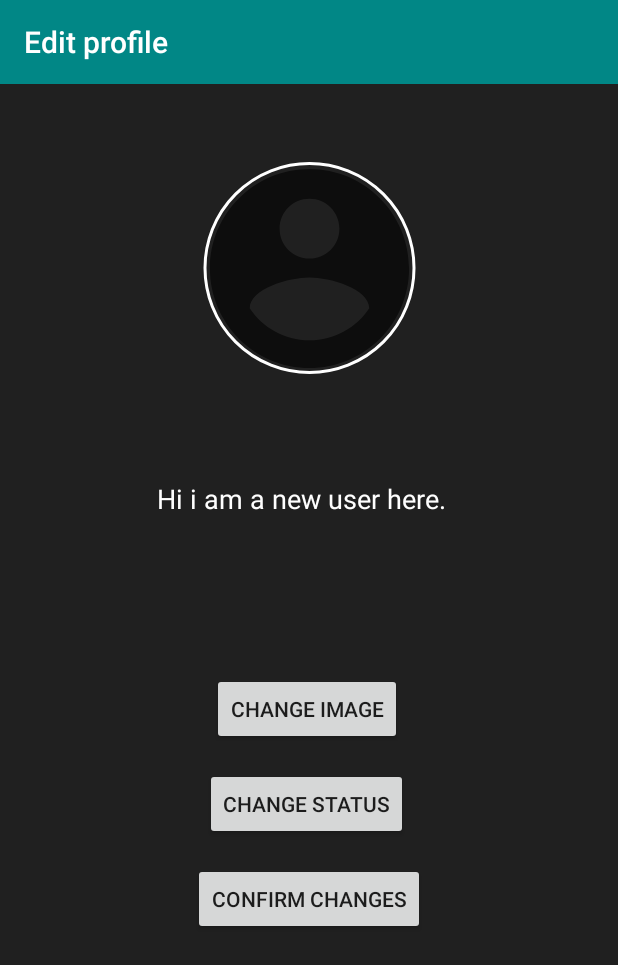
After one commit to GameOnAnil/ChatAppProject, an Android app: the EditProfile screen opened directly, with no data from a screen before it, on a phone screen of 412 x 824 dp. The commit adds this screen. Shown: the top 965 px of the screen. Run offline under Robolectric (Android 15) with nearby library versions, the phone set to English and light mode, and no system bars; our stand-ins replace CircleImageView, Firebase (no records; nobody signed in at launch, a user with empty details on screens opened directly); libraries missing offline, so code that uses them is left out: com.theartofdev.edmodo.

Commit message:
Added CreateProfile and EditProfile page Each page has image,username , status which is all stored in storage and realtime db. Image can be uploaded from gallary using cutom crop function

```diff
--- a/app/build.gradle
+++ b/app/build.gradle
@@ -30,8 +30,14 @@ dependencies {
     implementation 'com.google.firebase:firebase-auth:19.3.2'
     implementation 'com.google.android.material:material:1.1.0'
     implementation 'androidx.legacy:legacy-support-v4:1.0.0'
+
+    implementation 'com.google.firebase:firebase-database:19.3.1'
+    implementation 'com.google.firebase:firebase-storage:19.1.1'
     testImplementation 'junit:junit:4.12'
     androidTestImplementation 'androidx.test.ext:junit:1.1.1'
     androidTestImplementation 'androidx.test.espresso:espresso-core:3.2.0'
 
+    api 'com.theartofdev.edmodo:android-image-cropper:2.8.+'
+    implementation 'de.hdodenhof:circleimageview:3.1.0'
+
 }
--- /dev/null
+++ b/app/src/main/java/com/example/chatappproject/EditProfile.java
@@ -0,0 +1,212 @@
+package com.example.chatappproject;
+
+import android.app.AlertDialog;
+import android.content.DialogInterface;
+import android.content.Intent;
+import android.net.Uri;
+import android.os.Bundle;
+import android.text.InputType;
+import android.util.Log;
+import android.view.MenuItem;
+import android.view.View;
+import android.widget.Button;
+import android.widget.EditText;
+import android.widget.ImageView;
+import android.widget.TextView;
+import android.widget.Toast;
+
+import androidx.annotation.NonNull;
+import androidx.annotation.Nullable;
+import androidx.appcompat.app.AppCompatActivity;
+import androidx.appcompat.widget.Toolbar;
+
+
+import com.google.android.gms.tasks.OnCompleteListener;
+import com.google.android.gms.tasks.OnFailureListener;
+import com.google.android.gms.tasks.Task;
+import com.google.firebase.auth.FirebaseAuth;
+import com.google.firebase.auth.FirebaseUser;
+import com.google.firebase.database.DatabaseReference;
+import com.google.firebase.database.FirebaseDatabase;
+import com.google.firebase.storage.FirebaseStorage;
+import com.google.firebase.storage.StorageReference;
+import com.google.firebase.storage.UploadTask;
+import com.theartofdev.edmodo.cropper.CropImage;
+import com.theartofdev.edmodo.cropper.CropImageView;
+
+import org.w3c.dom.Text;
+
+import java.util.HashMap;
+import java.util.Map;
+import java.util.Random;
+
+public class EditProfile extends AppCompatActivity {
+    private static final String TAG = "EditProfile";
+    ImageView mImageView;
+    TextView mUserName;
+    TextView mUserStatus;
+    Button changeImage;
+    Button changeStatus;
+    Button confirmChanges;
+
+    FirebaseDatabase database;
+    DatabaseReference myRef;
+
+    FirebaseAuth mAuth;
+    FirebaseUser mCurrentUser;
+
+    String imageUrl;
+
+
+    private static final int GALLERY_PICK = 1;
+    private StorageReference mStorageRef;
+
+
+    @Override
+    protected void onCreate(Bundle savedInstanceState) {
+        super.onCreate(savedInstanceState);
+        setContentView(R.layout.activity_edit_profile);
+
+        Toolbar toolbar = findViewById(R.id.toolbar_edit_profile);
+        toolbar.setTitle("Edit profile");
+        setSupportActionBar(toolbar);
+        getSupportActionBar().setDisplayShowHomeEnabled(true);
+
+        mImageView = findViewById(R.id.profile_image_edit);
+        mUserName = findViewById(R.id.userNameTextEdit);
+        mUserStatus = findViewById(R.id.userStatusEdit);
+        changeImage = findViewById(R.id.changeImageBtnEdit);
+        changeStatus = findViewById(R.id.changeStatusEdit);
+        confirmChanges = findViewById(R.id.confirmChangesEdit);
+
+        mStorageRef = FirebaseStorage.getInstance().getReference();
+        mAuth = FirebaseAuth.getInstance();
+        mCurrentUser = mAuth.getCurrentUser();
+
+        Intent intent1 = getIntent();
+        final String uid = intent1.getStringExtra("uid");
+        String username = intent1.getStringExtra("user name");
+
+        mUserName.setText(username);
+
+        changeStatus.setOnClickListener(new View.OnClickListener() {
+            @Override
+            public void onClick(View view) {
+                final EditText editText = new EditText(EditProfile.this);
+                float dpi = editText.getResources().getDisplayMetrics().density;
+                editText.setHint("Enter list name");
+                editText.setInputType(InputType.TYPE_CLASS_TEXT | InputType.TYPE_TEXT_FLAG_CAP_SENTENCES);
+
+
+                final AlertDialog.Builder alertDialog = new AlertDialog.Builder(EditProfile.this);
+                alertDialog.setTitle("Add status");
+                alertDialog.setView(editText);
+                alertDialog.setPositiveButton("Confirm", new DialogInterface.OnClickListener() {
+                    @Override
+                    public void onClick(DialogInterface dialogInterface, int i) {
+                        mUserStatus.setText(editText.getText().toString());
+
+                    }
+                });
+                alertDialog.show();
+
+            }
+        });
+
+        changeImage.setOnClickListener(new View.OnClickListener() {
+            @Override
+            public void onClick(View view) {
+
+                Intent galleryIntent = new Intent();
+                galleryIntent.setType("image/*");
+                galleryIntent.setAction(Intent.ACTION_GET_CONTENT);
+                startActivityForResult(Intent.createChooser(galleryIntent, "Select image"), GALLERY_PICK);
+
+            }
+        });
+
+        confirmChanges.setOnClickListener(new View.OnClickListener() {
+            @Override
+            public void onClick(View view) {
+                Map<String, Object> user = new HashMap<>();
+                user.put("user name", mUserName.getText().toString());
+                user.put("status", mUserStatus.getText().toString());
+                user.put("image", imageUrl);
+
+                myRef = database.getInstance().getReference().child("User").child(mCurrentUser.getUid());
+                myRef.setValue(user).addOnCompleteListener(new OnCompleteListener<Void>() {
+                    @Override
+                    public void onComplete(@NonNull Task<Void> task) {
+                        Toast.makeText(EditProfile.this, "data added", Toast.LENGTH_SHORT).show();
+                    }
+                });
+            }
+        });
+
+
+    }
+
+    @Override
+    protected void onActivityResult(int requestCode, int resultCode, @Nullable Intent data) {
+        super.onActivityResult(requestCode, resultCode, data);
+
+        if (requestCode == GALLERY_PICK && resultCode == RESULT_OK) {
+            Uri imageUri = data.getData();
+
+            CropImage.activity(imageUri)
+                    .setAspectRatio(1, 1)
+                    .start(this);
+        }
+
+        if (requestCode == CropImage.CROP_IMAGE_ACTIVITY_REQUEST_CODE) {
+            CropImage.ActivityResult result = CropImage.getActivityResult(data);
+            if (resultCode == RESULT_OK) {
+
+                String uid = mCurrentUser.getUid();
+
+                final Uri resultUri = result.getUri();
+                StorageReference filePath = mStorageRef.child("Profile picture").child(uid + ".jpg");
+                filePath.putFile(resultUri).addOnCompleteListener(new OnCompleteListener<UploadTask.TaskSnapshot>() {
+                    @Override
+                    public void onComplete(@NonNull Task<UploadTask.TaskSnapshot> task) {
+                        if (task.isSuccessful()) {
+
+
+                            imageUrl = task.getResult().getStorage().getDownloadUrl().toString();
+
+
+                            Toast.makeText(EditProfile.this, "data added", Toast.LENGTH_SHORT).show();
+                            mImageView.setImageURI(resultUri);
+                        } else {
+                            task.addOnFailureListener(new OnFailureListener() {
+                                @Override
+                                public void onFailure(@NonNull Exception e) {
+                                    Toast.makeText(EditProfile.this, "failed" + e, Toast.LENGTH_SHORT).show();
+                                    Log.d(TAG, "onFailure: failed due to : " + e);
+                                }
+                            });
+
+                        }
+                    }
+                });
+
+
+            } else if (resultCode == CropImage.CROP_IMAGE_ACTIVITY_RESULT_ERROR_CODE) {
+                Exception error = result.getError();
+                Log.d(TAG, "onActivityResult: error" + error);
+            }
+        }
+
+    }
+
+    @Override
+    public boolean onOptionsItemSelected(@NonNull MenuItem item) {
+        switch (item.getItemId()) {
+            case android.R.id.home:
+                finish();
+                return true;
+            default:
+                return super.onOptionsItemSelected(item);
+        }
+    }
+}
--- a/app/src/main/java/com/example/chatappproject/MainActivity.java
+++ b/app/src/main/java/com/example/chatappproject/MainActivity.java
@@ -38,6 +38,7 @@ public class MainActivity extends AppCompatActivity {
         mViewPager = findViewById(R.id.main_viewPager);
         mTabLayout =findViewById(R.id.tab_layout_main);
 
+
         viewPagerAdapter = new ViewPagerAdapter(getSupportFragmentManager());
         mViewPager.setAdapter(viewPagerAdapter);
         mTabLayout.setupWithViewPager(mViewPager);
@@ -73,6 +74,10 @@ public class MainActivity extends AppCompatActivity {
                 Intent intent = new Intent(MainActivity.this,ChoiceActivity.class);
                 startActivity(intent);
                 return true;
+            case R.id.item_edit_profile:
+                Intent intent1 = new Intent(MainActivity.this,EditProfile.class);
+                startActivity(intent1);
+                return true;
             default:
                 return super.onOptionsItemSelected(item);
         }
--- /dev/null
+++ b/app/src/main/res/drawable/ic_baseline_account_circle_24.xml
@@ -0,0 +1,5 @@
+<vector android:height="80dp" android:tint="?attr/colorControlNormal"
+    android:viewportHeight="24" android:viewportWidth="24"
+    android:width="80dp" xmlns:android="http://schemas.android.com/apk/res/android">
+    <path android:fillColor="@android:color/white" android:pathData="M12,2C6.48,2 2,6.48 2,12s4.48,10 10,10 10,-4.48 10,-10S17.52,2 12,2zM12,5c1.66,0 3,1.34 3,3s-1.34,3 -3,3 -3,-1.34 -3,-3 1.34,-3 3,-3zM12,19.2c-2.5,0 -4.71,-1.28 -6,-3.22 0.03,-1.99 4,-3.08 6,-3.08 1.99,0 5.97,1.09 6,3.08 -1.29,1.94 -3.5,3.22 -6,3.22z"/>
+</vector>
--- /dev/null
+++ b/app/src/main/res/layout/activity_edit_profile.xml
@@ -0,0 +1,87 @@
+<?xml version="1.0" encoding="utf-8"?>
+<androidx.constraintlayout.widget.ConstraintLayout xmlns:android="http://schemas.android.com/apk/res/android"
+    xmlns:app="http://schemas.android.com/apk/res-auto"
+    xmlns:tools="http://schemas.android.com/tools"
+    android:layout_width="match_parent"
+    android:layout_height="match_parent"
+    tools:context=".CreateProfile"
+    android:background="@color/common_google_signin_btn_text_light_pressed">
+
+    <include layout="@layout/toolbar_layout" android:id="@+id/toolbar_edit_profile"/>
+
+    <de.hdodenhof.circleimageview.CircleImageView
+        android:id="@+id/profile_image_edit"
+        android:layout_width="159dp"
+        android:layout_height="141dp"
+        android:layout_marginTop="52dp"
+        android:src="@drawable/ic_baseline_account_circle_24"
+        app:civ_border_color="#FFFFFF"
+        app:civ_border_width="2dp"
+
+        app:layout_constraintEnd_toEndOf="parent"
+
+        app:layout_constraintStart_toStartOf="parent"
+        app:layout_constraintTop_toBottomOf="@+id/toolbar_edit_profile" />
+
+    <TextView
+        android:id="@+id/userNameTextEdit"
+        android:layout_width="wrap_content"
+        android:layout_height="wrap_content"
+        android:layout_marginTop="28dp"
+        android:text="User Name"
+        android:textSize="25sp"
+        android:textStyle="bold"
+        android:textColor="#fff"
+        app:layout_constraintEnd_toEndOf="parent"
+        app:layout_constraintStart_toStartOf="parent"
+        app:layout_constraintTop_toBottomOf="@+id/profile_image_edit" />
+
+    <TextView
+        android:id="@+id/userStatusEdit"
+        android:layout_width="wrap_content"
+        android:layout_height="wrap_content"
+
+        android:layout_marginTop="8dp"
+        android:layout_marginEnd="10dp"
+        android:text="Hi i am a new user here."
+        android:textSize="18sp"
+        android:textColor="#fff"
+        app:layout_constraintEnd_toEndOf="parent"
+        app:layout_constraintStart_toStartOf="parent"
+        app:layout_constraintTop_toBottomOf="@+id/userNameTextEdit" />
+
+    <Button
+        android:id="@+id/changeImageBtnEdit"
+        android:layout_width="wrap_content"
+        android:layout_height="wrap_content"
+        android:layout_marginTop="104dp"
+        android:text="Change image"
+        app:layout_constraintEnd_toEndOf="parent"
+        app:layout_constraintHorizontal_bias="0.496"
+        app:layout_constraintStart_toStartOf="parent"
+        app:layout_constraintTop_toBottomOf="@+id/userStatusEdit" />
+
+    <Button
+        android:id="@+id/confirmChangesEdit"
+        android:layout_width="wrap_content"
+        android:layout_height="wrap_content"
+        android:layout_marginTop="15dp"
+        android:text="Confirm Changes"
+        app:layout_constraintBottom_toBottomOf="parent"
+        app:layout_constraintEnd_toEndOf="parent"
+        app:layout_constraintStart_toStartOf="parent"
+        app:layout_constraintTop_toBottomOf="@+id/changeStatusEdit"
+        app:layout_constraintVertical_bias="0.0" />
+
+    <Button
+        android:id="@+id/changeStatusEdit"
+        android:layout_width="wrap_content"
+        android:layout_height="wrap_content"
+        android:layout_marginStart="160dp"
+        android:layout_marginTop="15dp"
+        android:layout_marginEnd="163dp"
+        android:text="Change Status"
+        app:layout_constraintEnd_toEndOf="parent"
+        app:layout_constraintStart_toStartOf="parent"
+        app:layout_constraintTop_toBottomOf="@+id/changeImageBtnEdit" />
+</androidx.constraintlayout.widget.ConstraintLayout>
--- a/app/src/main/res/layout/activity_main.xml
+++ b/app/src/main/res/layout/activity_main.xml
@@ -23,8 +23,9 @@
             android:layout_width="match_parent"
             android:layout_height="wrap_content"
             android:layout_gravity="bottom"
-            android:background="@color/colorPrimary"
+            android:background="@color/design_default_color_secondary_variant"
             android:theme="@style/Theme.AppCompat"
+
 
             />
 
--- a/app/src/main/res/layout/toolbar_layout.xml
+++ b/app/src/main/res/layout/toolbar_layout.xml
@@ -4,7 +4,7 @@
     xmlns:app="http://schemas.android.com/apk/res-auto"
     android:layout_width="match_parent"
     android:layout_height="wrap_content"
-    android:background="@color/colorPrimary"
+    android:background="@color/design_default_color_secondary_variant"
     android:theme="@style/Theme.AppCompat">
 
 </androidx.appcompat.widget.Toolbar>
--- a/app/src/main/res/menu/main_menu.xml
+++ b/app/src/main/res/menu/main_menu.xml
@@ -3,7 +3,12 @@
     xmlns:android="http://schemas.android.com/apk/res/android">
 
     <item
+        android:id="@+id/item_edit_profile"
+        android:title="Edit Profile"
+        app:showAsAction="never" />
+    <item
         android:id="@+id/item_logout"
         android:title="Log out"
         app:showAsAction="never" />
+
 </menu>
--- a/app/src/main/res/values/styles.xml
+++ b/app/src/main/res/values/styles.xml
@@ -2,8 +2,8 @@
     <!-- Base application theme. -->
     <style name="AppTheme" parent="Theme.AppCompat.Light.NoActionBar">
         <!-- Customize your theme here. -->
-        <item name="colorPrimary">@color/colorPrimary</item>
-        <item name="colorPrimaryDark">@color/colorPrimaryDark</item>
+        <item name="colorPrimary">@color/design_default_color_secondary_variant</item>
+        <item name="colorPrimaryDark">@color/design_default_color_secondary_variant</item>
         <item name="colorAccent">@color/colorAccent</item>
     </style>
 
```
Also changed, not shown: app/src/main/AndroidManifest.xml (+14 -3 lines), app/src/main/java/com/example/chatappproject/CreateProfile.java (added, +196 -0 lines), app/src/main/java/com/example/chatappproject/SignUpPage.java (+8 -3 lines), app/src/main/res/layout/activity_create_profile.xml (added, +81 -0 lines), app/src/main/res/drawable/profile.jpg (added).
